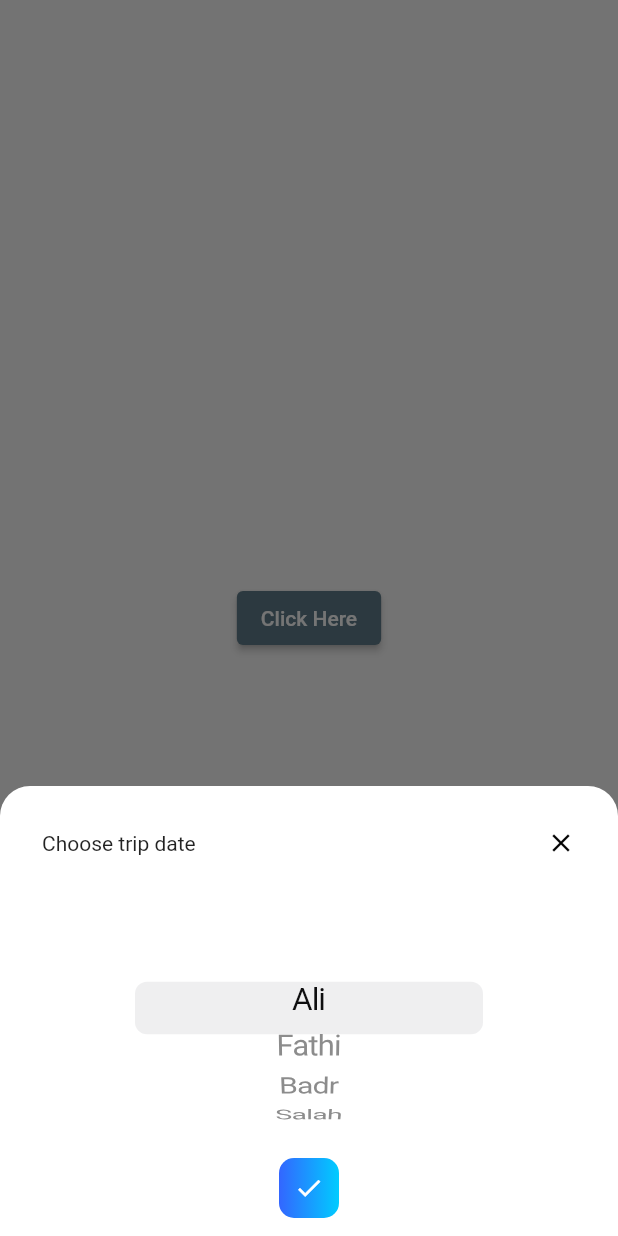
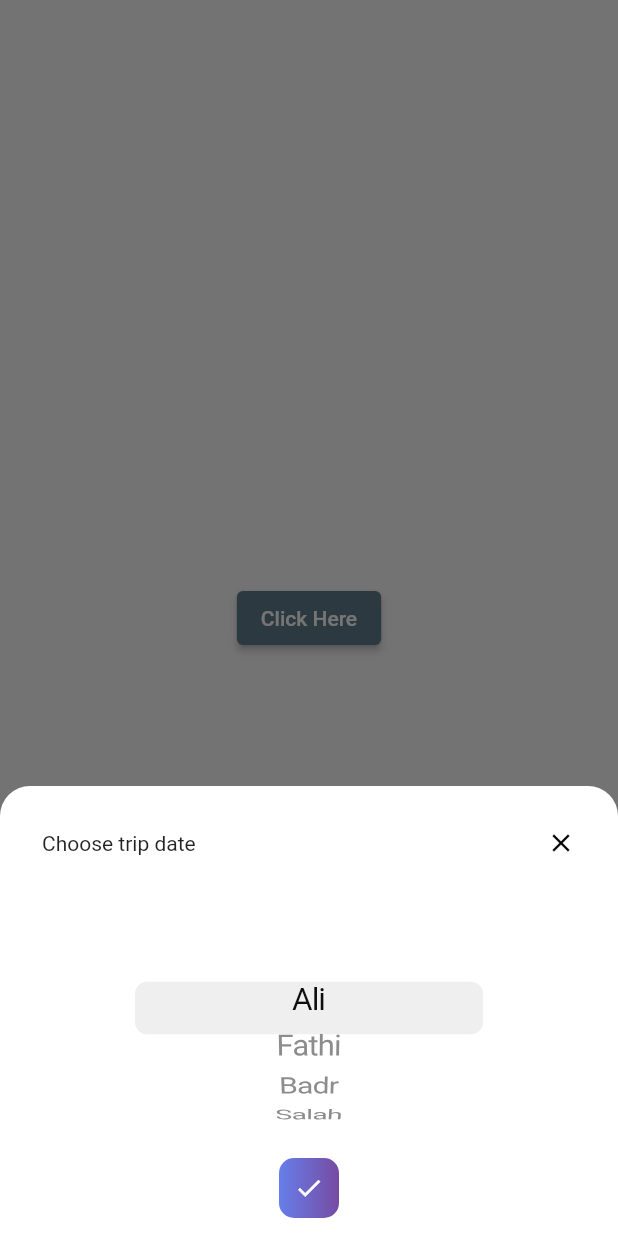
Before and after one commit to koukibadr/Bottom-Picker, a Flutter app: the screen it shows after launch, after a tap on "Click Here", on a phone screen of 412 x 824 dp. Run offline on Flutter 3.47's test engine with Material 2 defaults, Android fonts, the phone set to English and light mode, and no system bars.

Commit message:
add multiple default button themes

```diff
--- a/example/lib/main.dart
+++ b/example/lib/main.dart
@@ -1,4 +1,5 @@
 import 'package:bottom_picker/bottom_picker.dart';
+import 'package:bottom_picker/resources/arrays.dart';
 import 'package:flutter/material.dart';
 
 void main() {
@@ -39,6 +40,7 @@ class ExampleApp extends StatelessWidget {
             onSubmit: (data){
               print(data);
             },
+            bottomPickerTheme: BOTTOM_PICKER_THEME.PLUM_PLATE,
           ).show(context);
         },
         child: Text("Click Here"),
--- a/lib/bottom_picker.dart
+++ b/lib/bottom_picker.dart
@@ -20,6 +20,7 @@ class BottomPicker extends StatefulWidget {
 
   final BOTTOM_PICKER_THEME bottomPickerTheme;
   final List<Color>? gradientColors;
+  final Color iconColor;
 
   BottomPicker(
       {required this.title,
@@ -30,7 +31,8 @@ class BottomPicker extends StatefulWidget {
       this.onSubmit,
       this.onClose,
       this.bottomPickerTheme = BOTTOM_PICKER_THEME.BLUE,
-      this.gradientColors}) {
+      this.gradientColors,
+      this.iconColor = Colors.white}) {
     this.bottomPickerType = BOTTOM_PICKER_TYPE.SIMPLE;
     assert(this.items != null && this.items!.isNotEmpty);
   }
@@ -43,7 +45,8 @@ class BottomPicker extends StatefulWidget {
       this.onSubmit,
       this.onClose,
       this.bottomPickerTheme = BOTTOM_PICKER_THEME.BLUE,
-      this.gradientColors}) {
+      this.gradientColors,
+      this.iconColor = Colors.white}) {
     this.datePickerMode = CupertinoDatePickerMode.date;
     this.bottomPickerType = BOTTOM_PICKER_TYPE.DATETIME;
   }
@@ -56,7 +59,8 @@ class BottomPicker extends StatefulWidget {
       this.onSubmit,
       this.onClose,
       this.bottomPickerTheme = BOTTOM_PICKER_THEME.BLUE,
-      this.gradientColors}) {
+      this.gradientColors,
+      this.iconColor = Colors.white}) {
     this.datePickerMode = CupertinoDatePickerMode.dateAndTime;
     this.bottomPickerType = BOTTOM_PICKER_TYPE.DATETIME;
   }
@@ -69,7 +73,8 @@ class BottomPicker extends StatefulWidget {
       this.onSubmit,
       this.onClose,
       this.bottomPickerTheme = BOTTOM_PICKER_THEME.BLUE,
-      this.gradientColors}) {
+      this.gradientColors,
+      this.iconColor = Colors.white}) {
     this.datePickerMode = CupertinoDatePickerMode.time;
     this.bottomPickerType = BOTTOM_PICKER_TYPE.DATETIME;
   }
@@ -145,6 +150,7 @@ class _BottomPickerState extends State<BottomPicker> {
                     }
                     Navigator.pop(context);
                   },
+                  iconColor: this.widget.iconColor,
                   gradientColors: getGradientColor(),
                 ),
               ],
--- a/lib/resources/arrays.dart
+++ b/lib/resources/arrays.dart
@@ -2,13 +2,45 @@ import 'package:flutter/cupertino.dart';
 
 enum BOTTOM_PICKER_TYPE { SIMPLE, DATETIME }
 
-enum BOTTOM_PICKER_THEME { BLUE, ORANGE }
+enum BOTTOM_PICKER_THEME {
+  BLUE,
+  ORANGE,
+  TEMPTING_AZURE,
+  HEAVY_RAIN,
+  PLUM_PLATE,
+  MORNING_SALAD
+}
 
 const List<Color> BLUE_THEME_COLOR = [
   const Color(0xFF3366FF),
   const Color(0xFF00CCFF),
 ];
+const List<Color> ORNAGE_THEME_COLOR = [
+  const Color(0xFFf6d365),
+  const Color(0xFFfda085),
+];
+const List<Color> TEMPTING_AZURE = [
+  const Color(0xFF84fab0),
+  const Color(0xFF8fd3f4),
+];
+const List<Color> HEAVY_RAIN = [
+  const Color(0xFFcfd9df),
+  const Color(0xFFe2ebf0),
+];
+const List<Color> PLUM_PLATE = [
+  const Color(0xFF667eea),
+  const Color(0xFF764ba2),
+];
+const List<Color> MORNING_SALAD = [
+  const Color(0xFFB7F8DB),
+  const Color(0xFF50A7C2),
+];
 
 const Map<BOTTOM_PICKER_THEME, List<Color>> DEFAULT_COLORS = {
-  BOTTOM_PICKER_THEME.BLUE: BLUE_THEME_COLOR
+  BOTTOM_PICKER_THEME.BLUE: BLUE_THEME_COLOR,
+  BOTTOM_PICKER_THEME.ORANGE: ORNAGE_THEME_COLOR,
+  BOTTOM_PICKER_THEME.TEMPTING_AZURE: TEMPTING_AZURE,
+  BOTTOM_PICKER_THEME.HEAVY_RAIN: HEAVY_RAIN,
+  BOTTOM_PICKER_THEME.PLUM_PLATE: PLUM_PLATE,
+  BOTTOM_PICKER_THEME.MORNING_SALAD: MORNING_SALAD,
 };
--- a/lib/widgets/bottom_picker_button.dart
+++ b/lib/widgets/bottom_picker_button.dart
@@ -4,9 +4,12 @@ import 'package:flutter/material.dart';
 class BottomPickerButton extends StatelessWidget {
   final Function onClick;
   final List<Color> gradientColors;
+  final Color iconColor;
 
   BottomPickerButton(
-      {required this.onClick, this.gradientColors = BLUE_THEME_COLOR});
+      {required this.onClick,
+      required this.iconColor,
+      this.gradientColors = BLUE_THEME_COLOR});
 
   @override
   Widget build(BuildContext context) {
@@ -26,7 +29,7 @@ class BottomPickerButton extends StatelessWidget {
                 stops: [0.0, 1.0],
                 tileMode: TileMode.clamp)),
         child: Center(
-          child: Icon(Icons.done, color: Colors.white, size: 20),
+          child: Icon(Icons.done, color: this.iconColor, size: 20),
         ),
       ),
     );
```
